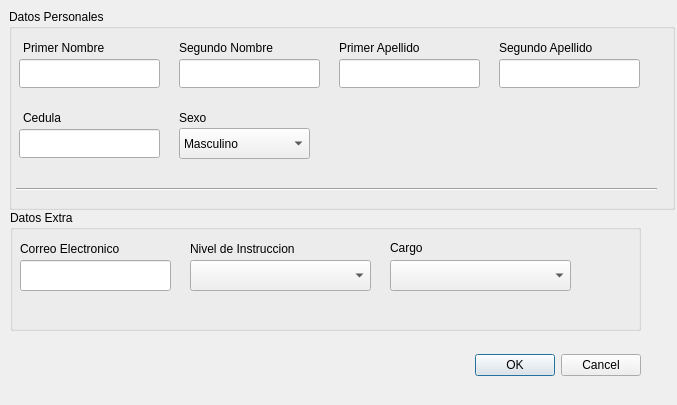
hostelix/personal-IO, file plantillas_interfaces/interfaz_registro_datos.ui: the form before one commit.
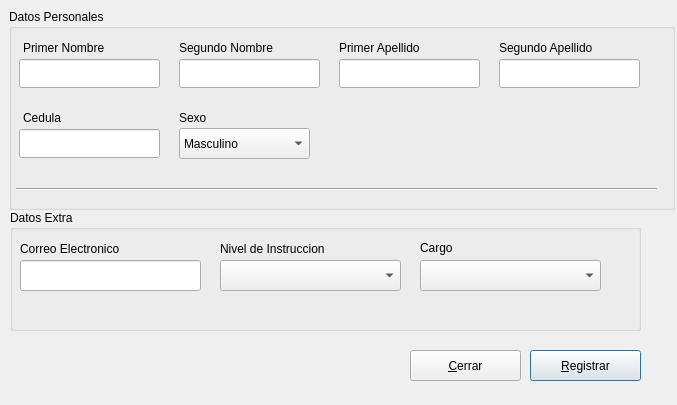
The form after the commit.

Commit message: [MOD] modificaciones en la interfaz de registro datos

The edit to the form file:
```diff
--- a/plantillas_interfaces/interfaz_registro_datos.ui
+++ b/plantillas_interfaces/interfaz_registro_datos.ui
@@ -190,22 +190,6 @@
     </property>
    </widget>
   </widget>
-  <widget class="QDialogButtonBox" name="acciones_registro">
-   <property name="geometry">
-    <rect>
-     <x>440</x>
-     <y>340</y>
-     <width>201</width>
-     <height>51</height>
-    </rect>
-   </property>
-   <property name="orientation">
-    <enum>Qt::Horizontal</enum>
-   </property>
-   <property name="standardButtons">
-    <set>QDialogButtonBox::Cancel|QDialogButtonBox::Ok</set>
-   </property>
-  </widget>
   <widget class="QGroupBox" name="gurpo_datos_extras">
    <property name="geometry">
     <rect>
@@ -223,7 +207,7 @@
      <rect>
       <x>10</x>
       <y>50</y>
-      <width>151</width>
+      <width>181</width>
       <height>31</height>
      </rect>
     </property>
@@ -244,7 +228,7 @@
    <widget class="QLabel" name="label_cargo">
     <property name="geometry">
      <rect>
-      <x>380</x>
+      <x>410</x>
       <y>29</y>
       <width>59</width>
       <height>17</height>
@@ -257,7 +241,7 @@
    <widget class="QComboBox" name="select_cargos">
     <property name="geometry">
      <rect>
-      <x>380</x>
+      <x>410</x>
       <y>50</y>
       <width>181</width>
       <height>31</height>
@@ -267,7 +251,7 @@
    <widget class="QComboBox" name="select_nivel_instruccion">
     <property name="geometry">
      <rect>
-      <x>180</x>
+      <x>210</x>
       <y>50</y>
       <width>181</width>
       <height>31</height>
@@ -277,7 +261,7 @@
    <widget class="QLabel" name="label_nivel_instruccion">
     <property name="geometry">
      <rect>
-      <x>180</x>
+      <x>210</x>
       <y>30</y>
       <width>131</width>
       <height>17</height>
@@ -288,6 +272,32 @@
     </property>
    </widget>
   </widget>
+  <widget class="QPushButton" name="btn_registrar">
+   <property name="geometry">
+    <rect>
+     <x>530</x>
+     <y>350</y>
+     <width>111</width>
+     <height>31</height>
+    </rect>
+   </property>
+   <property name="text">
+    <string>&amp;Registrar</string>
+   </property>
+  </widget>
+  <widget class="QPushButton" name="btn_cerrar">
+   <property name="geometry">
+    <rect>
+     <x>410</x>
+     <y>350</y>
+     <width>111</width>
+     <height>31</height>
+    </rect>
+   </property>
+   <property name="text">
+    <string>&amp;Cerrar</string>
+   </property>
+  </widget>
  </widget>
  <resources/>
  <connections>
```
Left out of the diff: 35 changed lines with no effect on the pictures. The commit also changes 1 other file.
